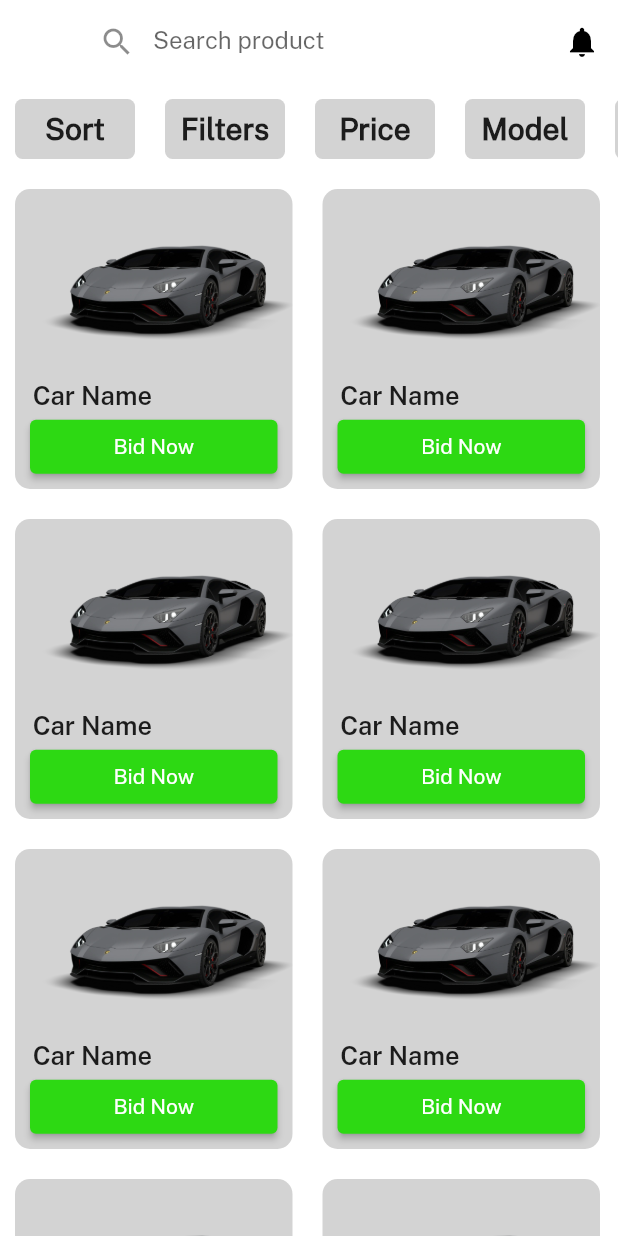
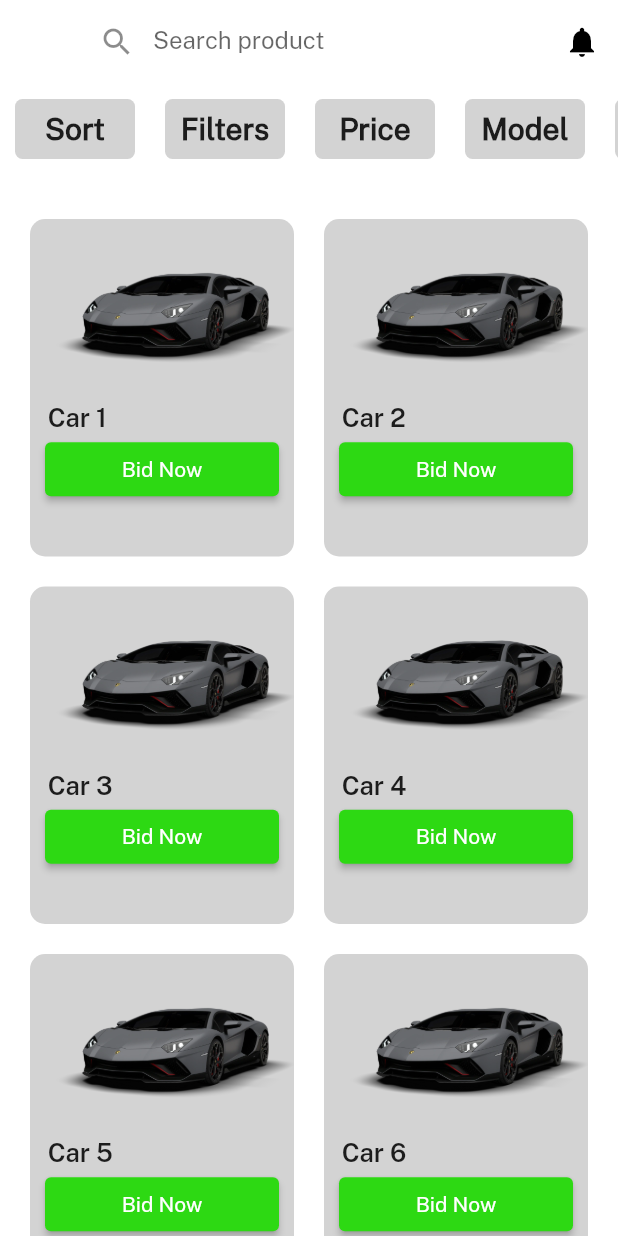
Before and after one commit to AbdullahIqbal10/Carbid_Application_FYP, a Flutter app: the HomeScreen screen opened directly, on a phone screen of 412 x 824 dp. Run offline on Flutter 3.47's test engine with Material 2 defaults, Android fonts, the light colour scheme and no system bars; our stand-ins replace email_validator.

Commit message:
work complete

```diff
--- a/lib/screens/home_screen.dart
+++ b/lib/screens/home_screen.dart
@@ -2,8 +2,168 @@ import 'package:carbid_app/constants.dart';
 import 'package:carbid_app/screens/notifications.dart';
 import 'package:flutter/material.dart';
 
+// class HomeScreen extends StatelessWidget {
+//   const HomeScreen({super.key});
+
+//   @override
+//   Widget build(BuildContext context) {
+//     return SafeArea(
+//       child: Scaffold(
+//         backgroundColor: GlobalVariables.backgroundColor,
+//         appBar: AppBar(
+//             backgroundColor: GlobalVariables.backgroundColor,
+//             iconTheme: IconThemeData(color: Colors.black),
+//             elevation: 0,
+//             actions: [
+//               Container(
+//                 margin: EdgeInsets.all(10),
+//                 width: 300,
+//                 decoration: BoxDecoration(
+//                   borderRadius: BorderRadius.circular(15),
+//                 ),
+//                 child: TextField(
+//                   onChanged: (value) => print(value),
+//                   decoration: InputDecoration(
+//                       contentPadding:
+//                           EdgeInsets.symmetric(horizontal: 20, vertical: 12),
+//                       border: InputBorder.none,
+//                       focusedBorder: InputBorder.none,
+//                       enabledBorder: InputBorder.none,
+//                       hintText: "Search product",
+//                       prefixIcon: Icon(Icons.search)),
+//                 ),
+//               ),
+//               IconButton(
+//                   onPressed: () {
+//                     Navigator.push(
+//                         context,
+//                         MaterialPageRoute(
+//                             builder: (context) => NotificationScreen()));
+//                   },
+//                   icon: Icon(Icons.notifications))
+//             ]),
+//         body: SingleChildScrollView(
+//           child: Column(
+//             children: [
+//               SingleChildScrollView(
+//                 scrollDirection: Axis.horizontal,
+//                 child: Row(
+//                   children: [
+//                     chips("Sort"),
+//                     chips('Filters'),
+//                     chips("Price"),
+//                     chips("Model"),
+//                     chips("Year")
+//                   ],
+//                 ),
+//               ),
+//               Row(
+//                 children: [
+//                   home_tiles(),
+//                   home_tiles(),
+//                 ],
+//               ),
+//               Row(
+//                 children: [
+//                   home_tiles(),
+//                   home_tiles(),
+//                 ],
+//               ),
+//               Row(
+//                 children: [
+//                   home_tiles(),
+//                   home_tiles(),
+//                 ],
+//               ),
+//               Row(
+//                 children: [
+//                   home_tiles(),
+//                   home_tiles(),
+//                 ],
+//               ),
+//               Row(
+//                 children: [
+//                   home_tiles(),
+//                   home_tiles(),
+//                 ],
+//               ),
+//             ],
+//           ),
+//         ),
+//       ),
+//     );
+//   }
+// }
+
+// Widget chips(String text) {
+//   return Container(
+//     margin: EdgeInsets.all(10),
+//     height: 40,
+//     width: 80,
+//     decoration: BoxDecoration(
+//         color: GlobalVariables.textfeildColor,
+//         borderRadius: BorderRadius.circular(5)),
+//     child: Center(
+//         child: Text(
+//       text,
+//       style: TextStyle(fontSize: 20, fontWeight: FontWeight.bold),
+//     )),
+//   );
+// }
+
+// Widget home_tiles() {
+//   return Container(
+//       height: 200,
+//       width: 185,
+//       margin: EdgeInsets.all(10),
+//       decoration: BoxDecoration(
+//           color: GlobalVariables.textfeildColor,
+//           borderRadius: BorderRadius.circular(10)),
+//       child: Column(
+//         crossAxisAlignment: CrossAxisAlignment.start,
+//         children: [
+//           Image(image: AssetImage('assets/images/car1.webp')),
+//           SizedBox(
+//             height: 25,
+//           ),
+//           Text(
+//             '   Car Name',
+//             style: TextStyle(fontFamily: semibold, fontSize: 17),
+//           ),
+//           Container(
+//             margin: EdgeInsets.only(left: 10, right: 10),
+//             width: double.infinity,
+//             child: Container(
+//                 child: ElevatedButton(
+//                     onPressed: () {},
+//                     child: Text('Bid Now'),
+//                     style: ElevatedButton.styleFrom(
+//                       primary: GlobalVariables.kPrimaryColor,
+//                     ))),
+//           )
+//         ],
+//       ));
+// }
+
+//DYNAMIC CODE
+class Car {
+  final String name;
+  final String imageUrl;
+
+  Car({required this.name, required this.imageUrl});
+}
+
 class HomeScreen extends StatelessWidget {
-  const HomeScreen({super.key});
+  final List<Car> cars = [
+    Car(name: 'Car 1', imageUrl: 'assets/images/car1.webp'),
+    Car(name: 'Car 2', imageUrl: 'assets/images/car1.webp'),
+    Car(name: 'Car 3', imageUrl: 'assets/images/car1.webp'),
+    Car(name: 'Car 4', imageUrl: 'assets/images/car1.webp'),
+    Car(name: 'Car 5', imageUrl: 'assets/images/car1.webp'),
+    Car(name: 'Car 6', imageUrl: 'assets/images/car1.webp'),
+  ];
+
+  HomeScreen({Key? key}) : super(key: key);
 
   @override
   Widget build(BuildContext context) {
@@ -57,35 +217,16 @@ class HomeScreen extends StatelessWidget {
                   ],
                 ),
               ),
-              Row(
-                children: [
-                  home_tiles(),
-                  home_tiles(),
-                ],
-              ),
-              Row(
-                children: [
-                  home_tiles(),
-                  home_tiles(),
-                ],
-              ),
-              Row(
-                children: [
-                  home_tiles(),
-                  home_tiles(),
-                ],
-              ),
-              Row(
-                children: [
-                  home_tiles(),
-                  home_tiles(),
-                ],
-              ),
-              Row(
-                children: [
-                  home_tiles(),
-                  home_tiles(),
-                ],
+              GridView.count(
+                physics: NeverScrollableScrollPhysics(),
+                shrinkWrap: true,
+                crossAxisCount: 2,
+                childAspectRatio: 0.8,
+                padding: EdgeInsets.symmetric(horizontal: 10, vertical: 20),
+                children: List.generate(
+                  cars.length,
+                  (index) => home_tiles(cars[index]),
+                ),
               ),
             ],
           ),
@@ -111,9 +252,9 @@ Widget chips(String text) {
   );
 }
 
-Widget home_tiles() {
+Widget home_tiles(Car car) {
   return Container(
-      height: 200,
+      height: 150,
       width: 185,
       margin: EdgeInsets.all(10),
       decoration: BoxDecoration(
@@ -122,14 +263,12 @@ Widget home_tiles() {
       child: Column(
         crossAxisAlignment: CrossAxisAlignment.start,
         children: [
-          Image(image: AssetImage('assets/images/car1.webp')),
+          Image(image: AssetImage(car.imageUrl)),
           SizedBox(
             height: 25,
           ),
-          Text(
-            '   Car Name',
-            style: TextStyle(fontFamily: semibold, fontSize: 17),
-          ),
+          Text('   ${car.name}',
+              style: TextStyle(fontFamily: semibold, fontSize: 17)),
           Container(
             margin: EdgeInsets.only(left: 10, right: 10),
             width: double.infinity,
--- a/pubspec.yaml
+++ b/pubspec.yaml
@@ -38,6 +38,8 @@ dependencies:
   cupertino_icons: ^1.0.2
   email_validator: ^2.1.17
   provider: ^6.0.1
+
+
 
 dev_dependencies:
   flutter_test:
```
Also changed, not shown: lib/screens/addDetails_screen.dart (+7 -2 lines), lib/screens/myAds_screen.dart (+7 -2 lines), lib/screens/offers_screen.dart (+7 -2 lines), lib/screens/otp_screen.dart (added, +85 -0 lines), lib/screens/register_screen.dart (+30 -38 lines), lib/screens/termsAndConditions.dart (added, +70 -0 lines), 1 other file.
